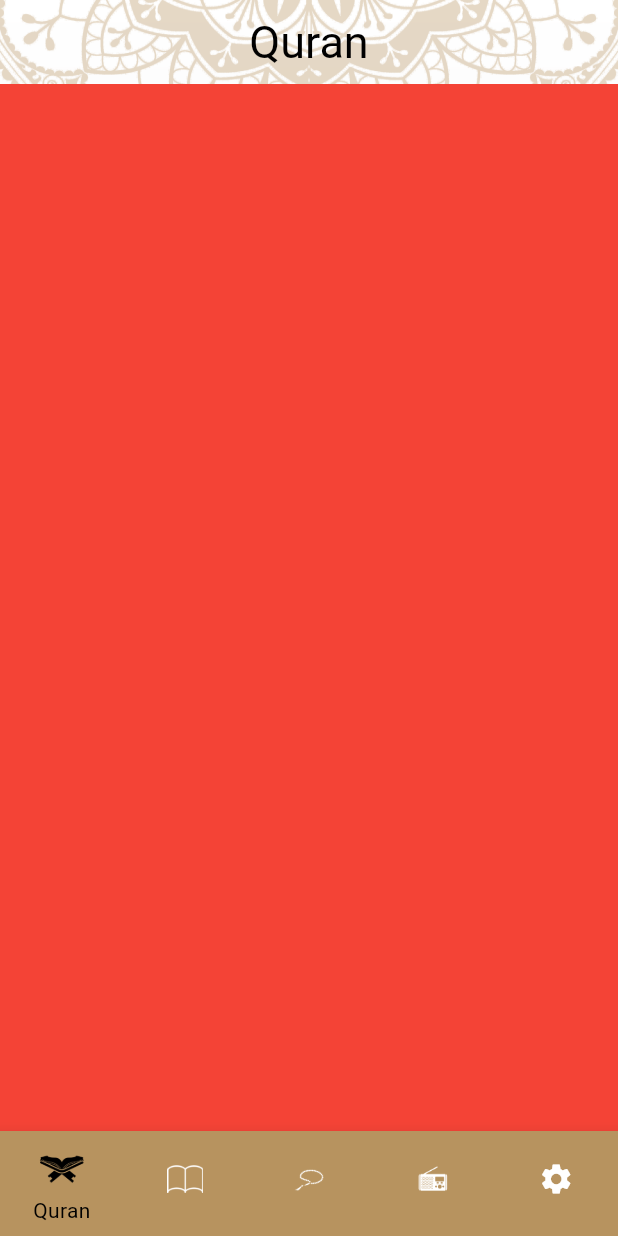
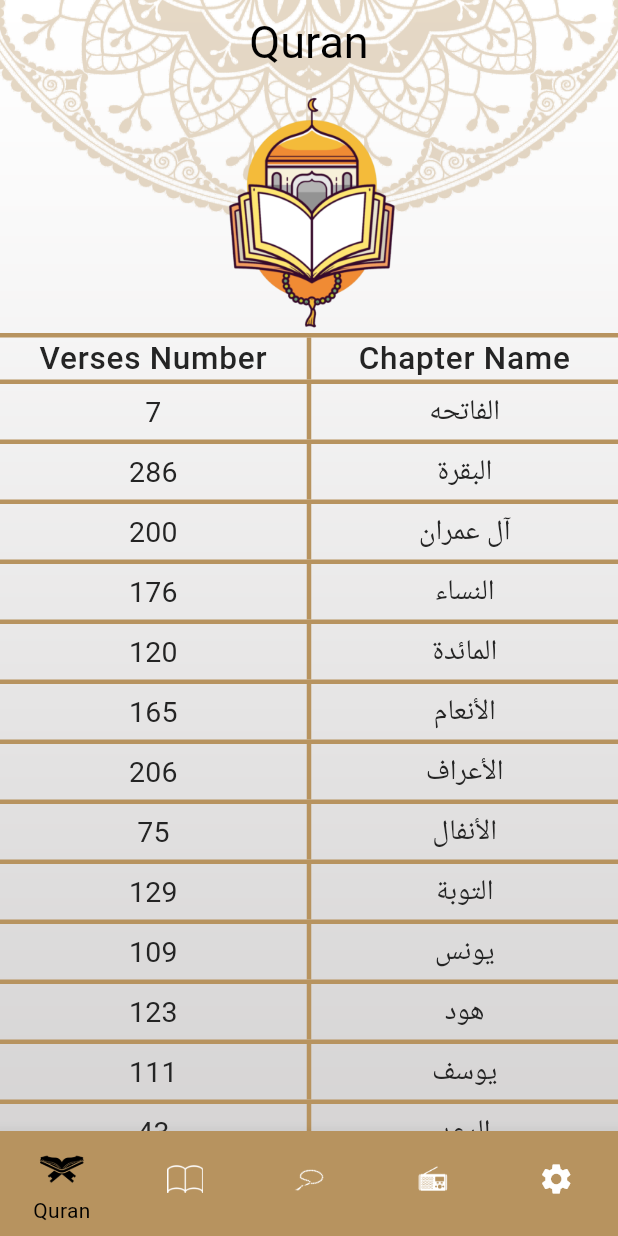
Before and after one commit to AyaaNaguiib/eslami_app, a Flutter app: the screen it shows after launch, on a phone screen of 412 x 824 dp. Run offline on Flutter 3.47's test engine with Material 3 defaults, Android fonts, the phone set to English and light mode, and no system bars.

Commit message:
+quran tab widget

```diff
--- a/lib/config/theme/my_theme.dart
+++ b/lib/config/theme/my_theme.dart
@@ -19,6 +19,12 @@ class MyTheme{
       showSelectedLabels: true,
       showUnselectedLabels: false,
       type: BottomNavigationBarType.fixed,
+    ),
+    dividerColor: Color(0xFFB7935F) ,
+    textTheme: TextTheme(
+      labelMedium: TextStyle(fontSize: 21, fontWeight: FontWeight.w500,color: Color(0xFF242424) ),
+      titleMedium: TextStyle(fontSize: 19, fontWeight: FontWeight.w400, color: Color(0xFF242424)),
+
     )
   );
 }
--- a/lib/core/assets_manager.dart
+++ b/lib/core/assets_manager.dart
@@ -8,5 +8,6 @@ class AssetsManager{
   static const String hadithIcon = '${base}hadith.png';
   static const String tasbehIcon = '${base}sebha_icon.png';
   static const String radioIcon = '${base}radioicon.png';
+  static const String quranHeaderImage = '${base}quran_header_icn.png';
 
 }
--- a/lib/core/strings.dart
+++ b/lib/core/strings.dart
@@ -5,4 +5,6 @@ class StringsManager{
   static const String tasbehLabel = 'Sebha';
   static const String radioLabel = 'Radio';
   static const String settingsLabel = 'Settings';
+  static const String versesNumberLabel = 'Verses Number';
+  static const String chapterNameLabel = 'Chapter Name';
 }
--- a/lib/presentation/screens/home/taps/qurantap/quran_tap.dart
+++ b/lib/presentation/screens/home/taps/qurantap/quran_tap.dart
@@ -1,12 +1,269 @@
+import 'package:eslami_app/core/assets_manager.dart';
+import 'package:eslami_app/presentation/screens/home/taps/qurantap/widgets/quranitemwidget.dart';
+import 'package:eslami_app/presentation/screens/home/taps/qurantap/widgets/qurantab_headerwidget.dart';
 import 'package:flutter/material.dart';
 
 class QuranTab extends StatelessWidget {
-  const QuranTab({super.key});
+  QuranTab({super.key});
+  List<String> suraNames = [
+    "الفاتحه",
+    "البقرة",
+    "آل عمران",
+    "النساء",
+    "المائدة",
+    "الأنعام",
+    "الأعراف",
+    "الأنفال",
+    "التوبة",
+    "يونس",
+    "هود",
+    "يوسف",
+    "الرعد",
+    "إبراهيم",
+    "الحجر",
+    "النحل",
+    "الإسراء",
+    "الكهف",
+    "مريم",
+    "طه",
+    "الأنبياء",
+    "الحج",
+    "المؤمنون",
+    "النّور",
+    "الفرقان",
+    "الشعراء",
+    "النّمل",
+    "القصص",
+    "العنكبوت",
+    "الرّوم",
+    "لقمان",
+    "السجدة",
+    "الأحزاب",
+    "سبأ",
+    "فاطر",
+    "يس",
+    "الصافات",
+    "ص",
+    "الزمر",
+    "غافر",
+    "فصّلت",
+    "الشورى",
+    "الزخرف",
+    "الدّخان",
+    "الجاثية",
+    "الأحقاف",
+    "محمد",
+    "الفتح",
+    "الحجرات",
+    "ق",
+    "الذاريات",
+    "الطور",
+    "النجم",
+    "القمر",
+    "الرحمن",
+    "الواقعة",
+    "الحديد",
+    "المجادلة",
+    "الحشر",
+    "الممتحنة",
+    "الصف",
+    "الجمعة",
+    "المنافقون",
+    "التغابن",
+    "الطلاق",
+    "التحريم",
+    "الملك",
+    "القلم",
+    "الحاقة",
+    "المعارج",
+    "نوح",
+    "الجن",
+    "المزّمّل",
+    "المدّثر",
+    "القيامة",
+    "الإنسان",
+    "المرسلات",
+    "النبأ",
+    "النازعات",
+    "عبس",
+    "التكوير",
+    "الإنفطار",
+    "المطفّفين",
+    "الإنشقاق",
+    "البروج",
+    "الطارق",
+    "الأعلى",
+    "الغاشية",
+    "الفجر",
+    "البلد",
+    "الشمس",
+    "الليل",
+    "الضحى",
+    "الشرح",
+    "التين",
+    "العلق",
+    "القدر",
+    "البينة",
+    "الزلزلة",
+    "العاديات",
+    "القارعة",
+    "التكاثر",
+    "العصر",
+    "الهمزة",
+    "الفيل",
+    "قريش",
+    "الماعون",
+    "الكوثر",
+    "الكافرون",
+    "النصر",
+    "المسد",
+    "الإخلاص",
+    "الفلق",
+    "الناس"
+  ];
+  List<int> versesNumber = [
+    7,
+    286,
+    200,
+    176,
+    120,
+    165,
+    206,
+    75,
+    129,
+    109,
+    123,
+    111,
+    43,
+    52,
+    99,
+    128,
+    111,
+    110,
+    98,
+    135,
+    112,
+    78,
+    118,
+    64,
+    77,
+    227,
+    93,
+    88,
+    69,
+    60,
+    34,
+    30,
+    73,
+    54,
+    45,
+    83,
+    182,
+    88,
+    75,
+    85,
+    54,
+    53,
+    89,
+    59,
+    37,
+    35,
+    38,
+    29,
+    18,
+    45,
+    60,
+    49,
+    62,
+    55,
+    78,
+    96,
+    29,
+    22,
+    24,
+    13,
+    14,
+    11,
+    11,
+    18,
+    12,
+    12,
+    30,
+    52,
+    52,
+    44,
+    28,
+    28,
+    20,
+    56,
+    40,
+    31,
+    50,
+    40,
+    46,
+    42,
+    29,
+    19,
+    36,
+    25,
+    22,
+    17,
+    19,
+    26,
+    30,
+    20,
+    15,
+    21,
+    11,
+    8,
+    5,
+    19,
+    5,
+    8,
+    8,
+    11,
+    11,
+    8,
+    3,
+    9,
+    5,
+    4,
+    6,
+    3,
+    6,
+    3,
+    5,
+    4,
+    5,
+    6
+  ];
+
 
   @override
   Widget build(BuildContext context) {
     return Container(
-      color: Colors.red,
+      child: Column(
+        children: [
+          Expanded(
+            flex: 1,
+              child: Image.asset(AssetsManager.quranHeaderImage)),
+         QuranTabHeaderWidget(),
+          Expanded(
+            flex: 3,
+            child: ListView.separated(
+              separatorBuilder: (context,index)=>Container(
+                width: double.infinity,
+                height:3 ,
+                color: Theme.of(context).dividerColor,
+
+              ),
+              itemBuilder: (context,index)=>
+                QuranItemWidget(suraName: suraNames[index], versesNumber: versesNumber[index].toString()),
+              itemCount: suraNames.length,
+            ),
+          )
+        ],
+      ),
     );
   }
 }
--- /dev/null
+++ b/lib/presentation/screens/home/taps/qurantap/widgets/quranitemwidget.dart
@@ -0,0 +1,34 @@
+import 'package:flutter/material.dart';
+
+class QuranItemWidget extends StatelessWidget {
+  String suraName;
+  String versesNumber;
+
+
+   QuranItemWidget({super.key, required this.suraName, required this.versesNumber});
+
+  @override
+  Widget build(BuildContext context) {
+    return IntrinsicHeight(
+      child: Row(
+        children: [
+          Expanded(child: Padding(
+            padding: const EdgeInsets.all(4.0),
+            child: Text(versesNumber, style: Theme.of(context).textTheme.titleMedium, textAlign: TextAlign.center,),
+          )),
+          VerticalDivider(
+            color: Theme.of(context).dividerColor,
+            width: 3,
+            thickness: 3,
+          ),
+          Expanded(child: Padding(
+            padding: const EdgeInsets.all(4.0),
+            child: Text(suraName,style: Theme.of(context).textTheme.titleMedium,textAlign: TextAlign.center, ),
+          )),
+
+
+        ],
+      ),
+    );
+  }
+}
--- /dev/null
+++ b/lib/presentation/screens/home/taps/qurantap/widgets/qurantab_headerwidget.dart
@@ -0,0 +1,37 @@
+import 'package:flutter/material.dart';
+
+import '../../../../../../core/strings.dart';
+
+class QuranTabHeaderWidget extends StatelessWidget {
+  @override
+  Widget build(BuildContext context) {
+    return Container(
+      decoration: const BoxDecoration(
+        border: Border.symmetric(
+            horizontal: BorderSide(
+              width: 3,
+              color: Color(0xFFB7935F),
+            )
+        ),
+      ),
+      child: IntrinsicHeight(
+        child: Row(
+          children: [
+            Expanded(child: Text(StringsManager.versesNumberLabel, textAlign: TextAlign.center,style: Theme.of(context).textTheme.labelMedium)),
+            // Container(
+            //   color: Color(0xFFB7935F),
+            //   width: 3,
+            //   //height: 8,
+            // ),
+            VerticalDivider(
+              color: Theme.of(context).dividerColor,
+              width: 3,
+              thickness: 3,
+            ),
+            Expanded(child: Text(StringsManager.chapterNameLabel,textAlign: TextAlign.center,style: Theme.of(context).textTheme.labelMedium)),
+          ],
+        ),
+      ),
+    );
+  }
+}
```
Also changed, not shown: assets/images/quran_header_icn.png (added).
